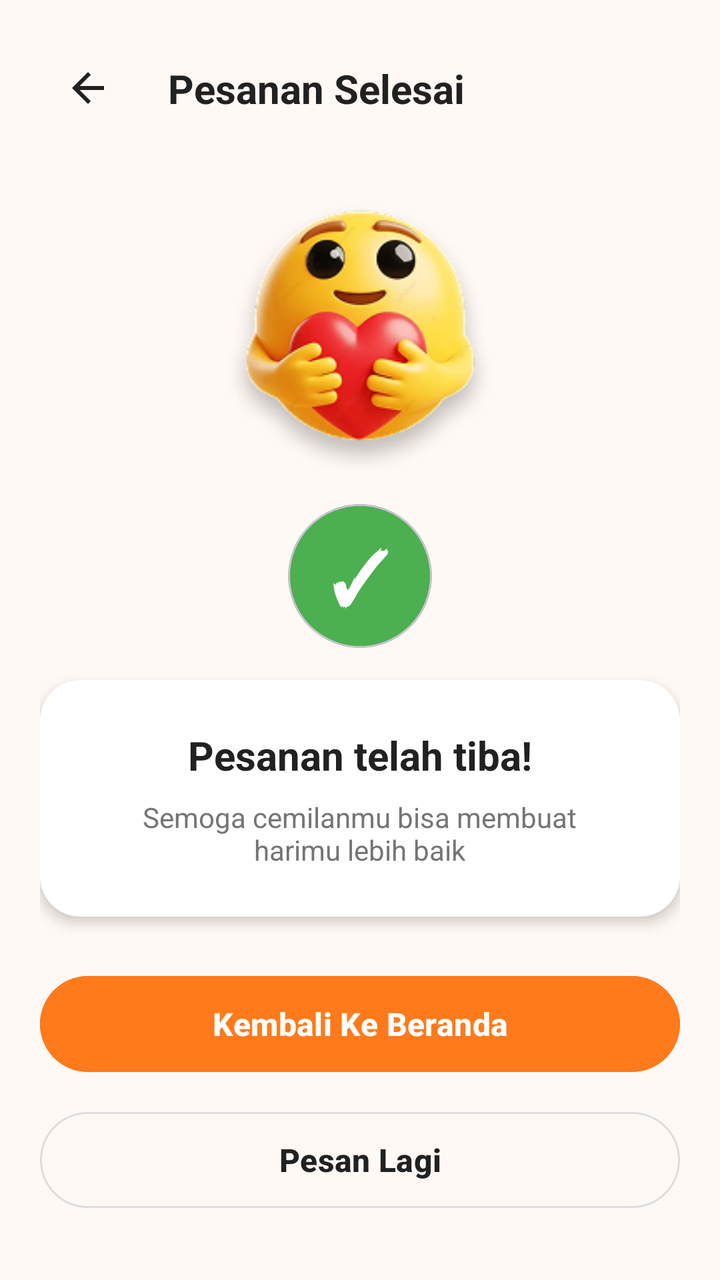
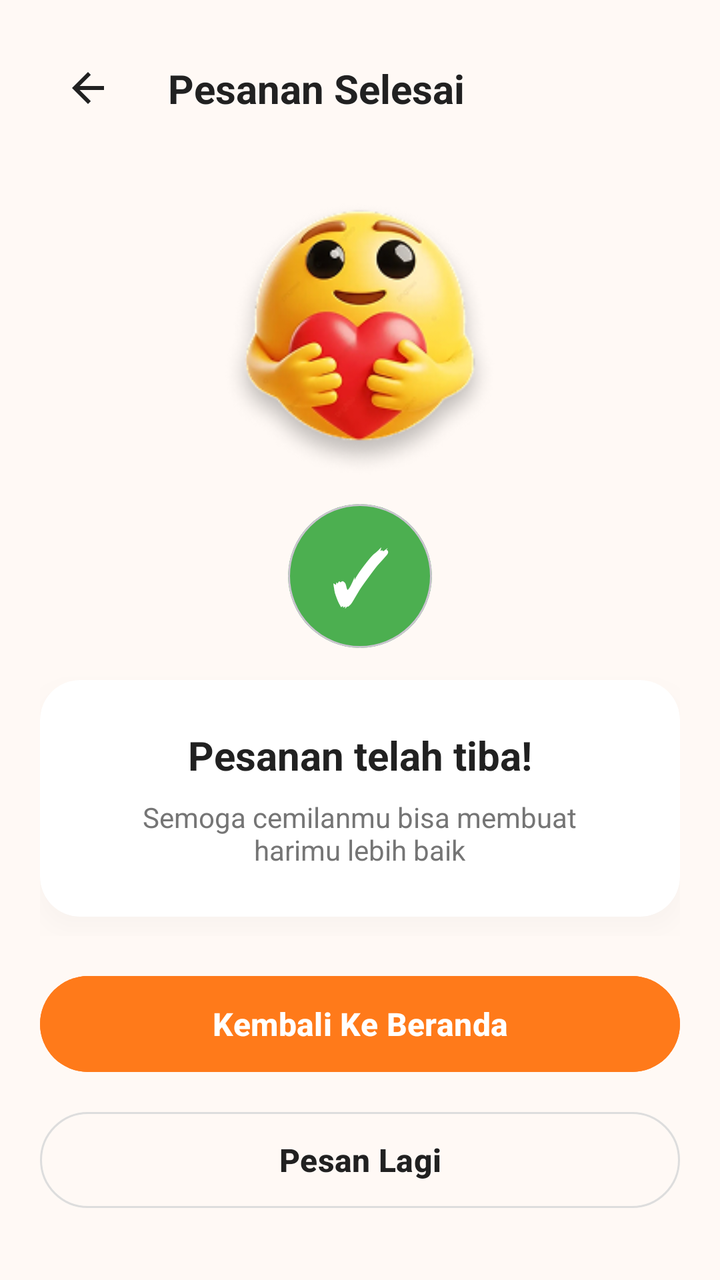

Screens rendered from an Android XML layout before and after an edit, with the pre-edit source and the edit as a unified diff.
<!-- AndroidManifest.xml: application theme Theme.Cemil_feels -->
<!-- res/layout/activity_order_completed.xml -->
<?xml version="1.0" encoding="utf-8"?>
<androidx.constraintlayout.widget.ConstraintLayout xmlns:android="http://schemas.android.com/apk/res/android"
    xmlns:app="http://schemas.android.com/apk/res-auto"
    android:layout_width="match_parent"
    android:layout_height="match_parent"
    android:background="#FFF9F5"
    android:paddingTop="20dp"
    android:paddingBottom="24dp">

    
    <androidx.constraintlayout.widget.ConstraintLayout
        android:id="@+id/layout_completed_header"
        android:layout_width="match_parent"
        android:layout_height="wrap_content"
        android:paddingHorizontal="20dp"
        android:paddingBottom="16dp"
        app:layout_constraintTop_toTopOf="parent">

        <ImageButton
            android:id="@+id/btn_completed_back"
            android:layout_width="48dp"
            android:layout_height="48dp"
            android:background="?attr/selectableItemBackgroundBorderless"
            android:contentDescription="Kembali"
            app:srcCompat="@drawable/ic_arrow_back"
            app:tint="#212121"
            app:layout_constraintStart_toStartOf="parent"
            app:layout_constraintTop_toTopOf="parent"
            app:layout_constraintBottom_toBottomOf="parent" />

        <TextView
            android:id="@+id/tv_completed_title"
            android:layout_width="wrap_content"
            android:layout_height="wrap_content"
            android:text="Pesanan Selesai"
            android:textColor="#212121"
            android:textSize="20sp"
            android:textStyle="bold"
            android:layout_marginStart="16dp"
            app:layout_constraintBottom_toBottomOf="parent"
            app:layout_constraintStart_toEndOf="@id/btn_completed_back"
            app:layout_constraintTop_toTopOf="parent" />
    </androidx.constraintlayout.widget.ConstraintLayout>

    <androidx.core.widget.NestedScrollView
        android:layout_width="match_parent"
        android:layout_height="0dp"
        android:layout_marginTop="16dp"
        android:layout_marginBottom="16dp"
        android:paddingHorizontal="20dp"
        app:layout_constraintBottom_toTopOf="@id/layout_completed_actions"
        app:layout_constraintTop_toBottomOf="@id/layout_completed_header">

        <LinearLayout
            android:layout_width="match_parent"
            android:layout_height="wrap_content"
            android:orientation="vertical"
            android:gravity="center">

            
            <ImageView
                android:layout_width="140dp"
                android:layout_height="140dp"
                android:src="@drawable/emot_home"
                android:layout_marginBottom="12dp" />

            
            <com.google.android.material.card.MaterialCardView
                android:layout_width="72dp"
                android:layout_height="72dp"
                app:cardCornerRadius="36dp"
                app:cardElevation="0dp"
                app:cardBackgroundColor="#4CAF50"
                android:layout_marginBottom="16dp">
                <LinearLayout
                    android:layout_width="match_parent"
                    android:layout_height="match_parent"
                    android:gravity="center">
                    <TextView
                        android:layout_width="wrap_content"
                        android:layout_height="wrap_content"
                        android:text="✓"
                        android:textColor="@color/white"
                        android:textSize="36sp"
                        android:textStyle="bold" />
                </LinearLayout>
            </com.google.android.material.card.MaterialCardView>

            
            <com.google.android.material.card.MaterialCardView
                android:layout_width="match_parent"
                android:layout_height="wrap_content"
                android:layout_marginBottom="16dp"
                app:cardCornerRadius="20dp"
                app:cardElevation="4dp"
                app:strokeWidth="0dp"
                app:cardBackgroundColor="#FFFFFF">

                <LinearLayout
                    android:layout_width="match_parent"
                    android:layout_height="wrap_content"
                    android:orientation="vertical"
                    android:padding="24dp"
                    android:gravity="center">

                    <TextView
                        android:layout_width="wrap_content"
                        android:layout_height="wrap_content"
                        android:text="Pesanan telah tiba!"
                        android:textColor="#212121"
                        android:textSize="20sp"
                        android:textStyle="bold"
                        android:layout_marginBottom="8dp" />

                    <TextView
                        android:layout_width="wrap_content"
                        android:layout_height="wrap_content"
                        android:text="Semoga cemilanmu bisa membuat\nharimu lebih baik"
                        android:textColor="#757575"
                        android:textSize="14sp"
                        android:gravity="center" />
                </LinearLayout>
            </com.google.android.material.card.MaterialCardView>

            
            <com.google.android.material.card.MaterialCardView
                android:layout_width="match_parent"
                android:layout_height="wrap_content"
                android:layout_marginBottom="16dp"
                app:cardCornerRadius="20dp"
                app:cardElevation="4dp"
                app:strokeWidth="0dp"
                app:cardBackgroundColor="#FFFFFF">

                <androidx.constraintlayout.widget.ConstraintLayout
                    android:layout_width="match_parent"
                    android:layout_height="wrap_content"
                    android:padding="20dp">

                    <TextView
                        android:id="@+id/tv_lbl_completed_order"
                        android:layout_width="wrap_content"
                        android:layout_height="wrap_content"
                        android:text="ID Order"
                        android:textColor="#757575"
                        android:textSize="13sp"
                        app:layout_constraintStart_toStartOf="parent"
                        app:layout_constraintTop_toTopOf="parent" />

                    <TextView
                        android:id="@+id/tv_completed_order_id"
                        android:layout_width="wrap_content"
                        android:layout_height="wrap_content"
                        android:text="#CML088228642625"
                        android:textColor="#212121"
                        android:textSize="15sp"
                        android:textStyle="bold"
                        android:layout_marginTop="2dp"
                        app:layout_constraintStart_toStartOf="parent"
                        app:layout_constraintTop_toBottomOf="@id/tv_lbl_completed_order" />

                    <TextView
                        android:id="@+id/btn_completed_view_detail"
                        android:layout_width="wrap_content"
                        android:layout_height="wrap_content"
                        android:text="Lihat Detail"
                        android:textColor="#FF7A1A"
                        android:textSize="15sp"
                        android:textStyle="bold"
                        android:background="?attr/selectableItemBackground"
                        android:clickable="true"
                        android:focusable="true"
                        android:padding="4dp"
                        app:layout_constraintBottom_toBottomOf="parent"
                        app:layout_constraintEnd_toEndOf="parent"
                        app:layout_constraintTop_toTopOf="parent" />
                </androidx.constraintlayout.widget.ConstraintLayout>
            </com.google.android.material.card.MaterialCardView>

            
            <com.google.android.material.card.MaterialCardView
                android:layout_width="match_parent"
                android:layout_height="wrap_content"
                android:layout_marginBottom="16dp"
                app:cardCornerRadius="20dp"
                app:cardElevation="4dp"
                app:strokeWidth="0dp"
                app:cardBackgroundColor="#FFFFFF">

                <LinearLayout
                    android:layout_width="match_parent"
                    android:layout_height="wrap_content"
                    android:orientation="vertical"
                    android:padding="24dp"
                    android:gravity="center">

                    <TextView
                        android:layout_width="wrap_content"
                        android:layout_height="wrap_content"
                        android:text="Bagaimana Pengalamanmu ?"
                        android:textColor="#212121"
                        android:textSize="16sp"
                        android:textStyle="bold"
                        android:layout_marginBottom="16dp" />

                    <LinearLayout
                        android:layout_width="wrap_content"
                        android:layout_height="wrap_content"
                        android:orientation="horizontal">
                        <ImageView android:layout_width="40dp" android:layout_height="40dp" android:src="@drawable/ic_star" app:tint="#FF7A1A" android:layout_margin="4dp"/>
                        <ImageView android:layout_width="40dp" android:layout_height="40dp" android:src="@drawable/ic_star" app:tint="#FF7A1A" android:layout_margin="4dp"/>
                        <ImageView android:layout_width="40dp" android:layout_height="40dp" android:src="@drawable/ic_star" app:tint="#FF7A1A" android:layout_margin="4dp"/>
                        <ImageView android:layout_width="40dp" android:layout_height="40dp" android:src="@drawable/ic_star" app:tint="#FF7A1A" android:layout_margin="4dp"/>
                        <ImageView android:layout_width="40dp" android:layout_height="40dp" android:src="@drawable/ic_star" app:tint="#EEEEEE" android:layout_margin="4dp"/>
                    </LinearLayout>
                </LinearLayout>
            </com.google.android.material.card.MaterialCardView>

        </LinearLayout>
    </androidx.core.widget.NestedScrollView>

    
    <LinearLayout
        android:id="@+id/layout_completed_actions"
        android:layout_width="match_parent"
        android:layout_height="wrap_content"
        android:orientation="vertical"
        android:paddingHorizontal="20dp"
        app:layout_constraintBottom_toBottomOf="parent"
        android:layout_marginBottom="8dp">

        <com.google.android.material.button.MaterialButton
            android:id="@+id/btn_completed_home"
            android:layout_width="match_parent"
            android:layout_height="56dp"
            android:backgroundTint="#FF7A1A"
            android:text="Kembali Ke Beranda"
            android:textColor="@color/white"
            android:textSize="16sp"
            android:textStyle="bold"
            app:cornerRadius="28dp"
            android:layout_marginBottom="12dp" />

        <com.google.android.material.button.MaterialButton
            android:id="@+id/btn_completed_order_again"
            android:layout_width="match_parent"
            android:layout_height="56dp"
            android:backgroundTint="#FFF9F5"
            android:text="Pesan Lagi"
            android:textColor="#212121"
            android:textSize="16sp"
            android:textStyle="bold"
            app:cornerRadius="28dp"
            app:strokeColor="#DDDDDD"
            app:strokeWidth="1dp" />
    </LinearLayout>

</androidx.constraintlayout.widget.ConstraintLayout>
<!-- resources referenced by this layout -->
<resources>
  <color name="white">#FFFFFFFF</color>
  <!-- drawable emot_home: png bitmap (drawable, 41996 bytes) -->
  <!-- drawable ic_arrow_back (drawable) -->
  <vector xmlns:android="http://schemas.android.com/apk/res/android"
      android:width="24dp"
      android:height="24dp"
      android:viewportWidth="24"
      android:viewportHeight="24">
    <path
        android:fillColor="#FF2C2C2C"
        android:pathData="M20,11H7.83l5.59,-5.59L12,4l-8,8 8,8 1.41,-1.41L7.83,13H20v-2z"/>
  </vector>
  <!-- drawable ic_star (drawable) -->
  <vector xmlns:android="http://schemas.android.com/apk/res/android"
      android:width="24dp"
      android:height="24dp"
      android:viewportWidth="24"
      android:viewportHeight="24">
    <path
        android:fillColor="#FFF39C12"
        android:pathData="M12,17.27L18.18,21l-1.64,-7.03L22,9.24l-7.19,-0.61L12,2 9.19,8.63 2,9.24l5.46,4.73L5.82,21z"/>
  </vector>
  <style name="Theme.Cemil_feels" parent="Base.Theme.Cemil_feels" />
  <style name="Base.Theme.Cemil_feels" parent="Theme.Material3.DayNight.NoActionBar">
          
          
      </style>
</resources>

<!-- the commit's change to res/layout/activity_order_completed.xml (unified diff, before → after) -->
@@ -92,7 +92,7 @@
                 android:layout_height="wrap_content"
                 android:layout_marginBottom="16dp"
                 app:cardCornerRadius="20dp"
-                app:cardElevation="4dp"
+                app:cardElevation="8dp"
                 app:strokeWidth="0dp"
                 app:cardBackgroundColor="#FFFFFF">
 
@@ -128,7 +128,7 @@
                 android:layout_height="wrap_content"
                 android:layout_marginBottom="16dp"
                 app:cardCornerRadius="20dp"
-                app:cardElevation="4dp"
+                app:cardElevation="8dp"
                 app:strokeWidth="0dp"
                 app:cardBackgroundColor="#FFFFFF">
 
@@ -181,9 +181,9 @@
             <com.google.android.material.card.MaterialCardView
                 android:layout_width="match_parent"
                 android:layout_height="wrap_content"
-                android:layout_marginBottom="16dp"
+                android:layout_marginBottom="24dp"
                 app:cardCornerRadius="20dp"
-                app:cardElevation="4dp"
+                app:cardElevation="8dp"
                 app:strokeWidth="0dp"
                 app:cardBackgroundColor="#FFFFFF">
 
<!-- resource entries referenced after the edit -->
@@ -25,7 +25,9 @@
   <style name="Theme.Cemil_feels" parent="Base.Theme.Cemil_feels" />
   <style name="Base.Theme.Cemil_feels" parent="Theme.Material3.DayNight.NoActionBar">
           
-          
+          <item name="colorPrimary">#FF7A1A</item>
+          <item name="android:outlineAmbientShadowColor" tools:targetApi="p">#26000000</item>
+          <item name="android:outlineSpotShadowColor" tools:targetApi="p">#26000000</item>
       </style>
 </resources>
 
